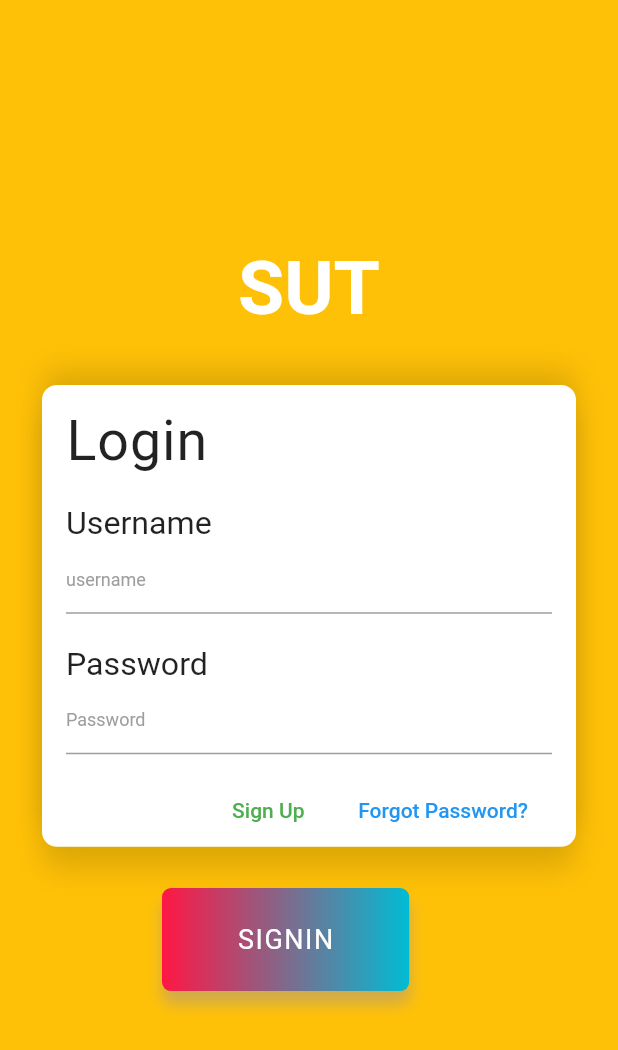
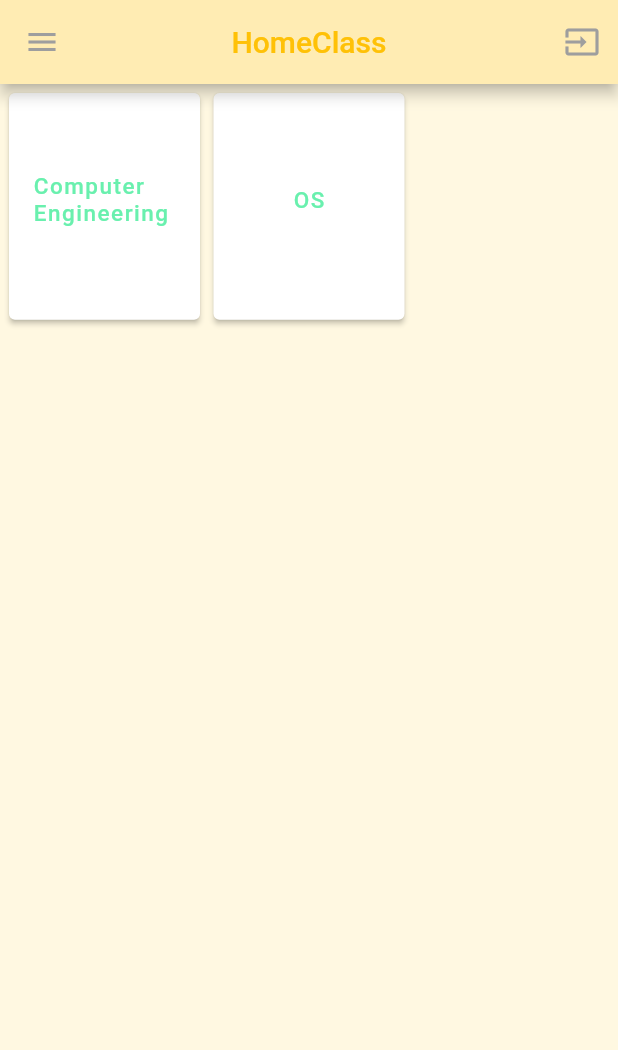
Before and after one commit to theerapol2018/flutter-project1, a Flutter app: the screen it shows after launch, after a tap on "SIGNIN", on a phone screen of 412 x 824 dp. Shown: the top 1050 px of the screen. Run offline on Flutter 3.47's test engine with Material 2 defaults, Android fonts, the phone set to English and light mode, and no system bars; our stand-ins replace flutter_screenutil; network calls fail; Roboto replaces fonts that are missing (Poppins-Bold, Poppins-Medium).

Commit message:
Add HomePage & Resetpassword Page

```diff
--- /dev/null
+++ b/project1/lib/ClassListView.dart
@@ -0,0 +1,59 @@
+import 'package:flutter/material.dart';
+import 'package:project1/main.dart';
+
+class ClassListView {
+
+
+  Card getStructuredGridCell(name,image){
+    return Card(
+      elevation: 1.5,
+      child: Column(
+        crossAxisAlignment: CrossAxisAlignment.stretch,
+        mainAxisSize: MainAxisSize.min,
+        verticalDirection: VerticalDirection.down,
+        children: <Widget>[
+          // Image(image: AssetImage('data_repo/img/' + image)),
+          //   Center(
+          //     child: Text(name),
+          //   )
+          // Text(name),
+          ButtonTheme(
+            minWidth: 200.0,
+            height: 143.0,
+            child: FlatButton(
+                child: Text(name,
+                  style: TextStyle(
+                    color: Colors.greenAccent,
+                    fontFamily: "Poppins-Medium",
+                    fontSize: 15,
+                    letterSpacing: 1.0
+
+                  ),
+                ),
+                onPressed:(){   },
+            ),
+          ),
+        ],
+      ),
+    );
+  }
+
+ GridView build() {
+    return GridView.count(
+      primary: true,
+      padding: const EdgeInsets.all(2.0),
+      crossAxisCount: 3,
+      childAspectRatio: 0.85,
+      mainAxisSpacing: 1.0,
+      crossAxisSpacing: 1.0,
+      children: <Widget>[
+        getStructuredGridCell("Computer Engineering", " "),
+        getStructuredGridCell("OS", "social/twitter.png"),
+        // getStructuredGridCell("Instagram", "social/instagram.png"),
+        // getStructuredGridCell("Linkedin", "social/linkedin.png"),
+        // getStructuredGridCell("Google Plus", "social/google_plus.png"),
+        // getStructuredGridCell("Launcher Icon", "ic_launcher.png"),
+      ],
+    );
+  }
+}
--- a/project1/lib/FormLogin.dart
+++ b/project1/lib/FormLogin.dart
@@ -43,8 +43,16 @@ class FormLogin extends StatelessWidget {
                         fontSize: ScreenUtil.getInstance().setSp(26))),
                 TextField(
                   decoration: InputDecoration(
+                    border: OutlineInputBorder(borderRadius: const BorderRadius.all(Radius.circular(20.0))
+                                                        , borderSide: BorderSide(color: Colors.amber,),
+                            ),
+                    focusedBorder:OutlineInputBorder(
+                                            borderSide: const BorderSide(color: Colors.teal, width: 2.0),
+                                            borderRadius: BorderRadius.circular(20.0),
+                              ),
                       hintText: "username",
                       hintStyle: TextStyle(color: Colors.grey, fontSize: 12.0)),
+
                 ),
                 SizedBox(
                   height: ScreenUtil.getInstance().setHeight(30),
@@ -56,6 +64,13 @@ class FormLogin extends StatelessWidget {
                 TextField(
                   obscureText: true,
                   decoration: InputDecoration(
+                    border: OutlineInputBorder(borderRadius: const BorderRadius.all(Radius.circular(20.0))
+                                                        , borderSide: BorderSide(color: Colors.amber,),
+                            ),
+                    focusedBorder:OutlineInputBorder(
+                                            borderSide: const BorderSide(color: Colors.teal, width: 2.0),
+                                            borderRadius: BorderRadius.circular(20.0),
+                              ),
                       hintText: "Password",
                       hintStyle: TextStyle(color: Colors.grey, fontSize: 12.0)),
                 ),
--- /dev/null
+++ b/project1/lib/HomeClass.dart
@@ -0,0 +1,156 @@
+import 'dart:io';
+import 'package:flutter/material.dart';
+import 'package:project1/main.dart';
+import 'ClassListView.dart';
+import 'package:flutter_screenutil/flutter_screenutil.dart';
+
+
+
+
+class HomeClass extends StatelessWidget{
+  static const String routeName = "/homeclass";
+  final ClassListView classListView =  ClassListView();
+
+
+
+
+  @override
+  Widget build(BuildContext context){
+
+    return Scaffold(
+      appBar: AppBar(
+        centerTitle: true,
+        title: Text('HomeClass',
+                    style: TextStyle(
+                      color: Colors.amber
+                    ),
+                  ),
+        backgroundColor: Colors.amber[numColor2],
+        iconTheme: new IconThemeData(color: Colors.grey),
+       actions: <Widget>[
+        IconButton(icon: Icon(Icons.input),
+                    onPressed: () {
+                      showDialog(
+                        context: context,
+                        builder: (_) => new AlertDialog(
+                            title: new Text("Enter Code "),
+                            content: Container(
+                                height: 180.0,
+                                child: Column(
+                                  children: <Widget>[
+                                    TextField(
+                                            obscureText: true,
+                                            decoration: InputDecoration(
+                                              border: OutlineInputBorder(borderRadius: const BorderRadius.all(Radius.circular(20.0))
+                                                                                  , borderSide: BorderSide(color: Colors.amber,),
+                                                      ),
+                                              focusedBorder:OutlineInputBorder(
+                                                                      borderSide: const BorderSide(color: Colors.teal, width: 2.0),
+                                                                      borderRadius: BorderRadius.circular(20.0),
+                                                        ),
+                                                hintText: "Code",
+                                                hintStyle: TextStyle(color: Colors.grey, fontSize: 12.0)),
+                                      ),
+                                      SizedBox(height: ScreenUtil.getInstance().setHeight(30),),
+                                      RaisedButton(
+                                        onPressed: (){ Navigator.pop(context); },
+                                        shape: new RoundedRectangleBorder(borderRadius: new BorderRadius.circular(20.0)),
+                                        padding: const EdgeInsets.all(0.0),
+                                        child: Container(
+                                          decoration: const BoxDecoration(
+                                            gradient: LinearGradient(
+                                              colors: <Color>[
+                                                Colors.lightBlueAccent,
+                                                Colors.tealAccent,
+                                                // Colors.lightGreenAccent,
+                                              ],
+                                            ),
+                                            borderRadius: BorderRadius.all(Radius.circular(20.0)),
+                                          ),
+                                          padding: const EdgeInsets.all(10.0),
+                                          child: const Text(
+                                            '  Enter  ',
+                                            style: TextStyle(fontSize: 20,color: Colors.white),
+                                          ),
+                                          )
+                                    ),
+
+                                  ],
+
+                                ),
+                            ),
+
+
+                      )
+    );
+                    }
+        ),
+
+      ],
+
+      ),
+      drawer: Drawer(
+
+        child: Container(
+
+          color: Colors.amber[numColor1],
+          child: ListView(
+                    // Important: Remove any padding from the ListView.
+            padding: EdgeInsets.zero,
+            children: <Widget>[
+              DrawerHeader(
+
+                child: Container(
+                  width: 30.0,
+                  height: 30.0,
+                  child: Padding(
+                    padding: EdgeInsets.all(30),
+                    child: CircleAvatar(
+                      backgroundImage: NetworkImage(''),
+                      minRadius: 90,
+                      maxRadius: 180,
+                      child: Text("My Profile",
+                                 style: TextStyle(
+                                   color: Colors.white70
+                                 ),
+                      ),
+                      backgroundColor: Colors.greenAccent,
+                    ),
+                  ),
+                ),
+                decoration: BoxDecoration(
+                  color: Colors.amber[numColor2],
+                ),
+              ),
+
+              ListTile(
+                leading: Icon(Icons.info),
+                title: Text('Student Information'),
+
+                onTap: () {
+                  Navigator.pop(context);
+                },
+              ),
+              ListTile(
+                leading: Icon(Icons.exit_to_app),
+                title: Text('LogOut'),
+                onTap: () {  Navigator.of(context).pushNamed("/" + login); },
+              ),
+              ListTile(
+                leading: Icon(Icons.close),
+                title: Text("close"),
+                onTap: (){exit(0);},
+              )
+              ],
+            ),
+          ),
+        ),
+
+
+      // Grid Layout
+      body: classListView.build(),
+      backgroundColor: Colors.amber[numColor1],
+
+    );
+  }
+}
--- a/project1/lib/Login.dart
+++ b/project1/lib/Login.dart
@@ -8,6 +8,7 @@ import 'package:flutter/services.dart';
 
 
 class Login extends StatelessWidget{
+  static const String routeName = "/login";
   @override
   Widget build(BuildContext context){
     ScreenUtil.instance = ScreenUtil.getInstance()..init(context);
@@ -73,14 +74,15 @@ class Login extends StatelessWidget{
                             child: Material(
                               color: Colors.transparent,
                               child: InkWell(
-                                onTap: () {},
+                                onTap: () { Navigator.of(context).pushNamed("/" + homeclass); },
                                 child: Center(
                                   child: Text("SIGNIN",
-                                      style: TextStyle(
-                                          color: Colors.white,
-                                          fontFamily: "Poppins-Bold",
-                                          fontSize: 18,
-                                          letterSpacing: 1.0)),
+                                          style: TextStyle(
+                                              color: Colors.white,
+                                              fontFamily: "Poppins-Bold",
+                                              fontSize: 18,
+                                              letterSpacing: 1.0)
+                                    ),
                                 ),
                               ),
                             ),
--- a/project1/lib/main.dart
+++ b/project1/lib/main.dart
@@ -1,12 +1,17 @@
 import 'package:flutter/material.dart';
 import 'package:project1/ForgotPW.dart';
+import 'package:project1/HomeClass.dart';
 import 'package:project1/SignUp.dart';
+import 'package:project1/newq.dart';
 import 'Login.dart';
 
 void main() => runApp(MyApp());
 String signup = "signup";
 String forgetpw = "forgetpw";
-int numColor = 500;
+String homeclass = "homeclass";
+String login = "login";
+String nnn = "nnn";
+int numColor = 500, numColor1 = 50, numColor2 = 100;
 
 class MyApp extends StatelessWidget {
 
@@ -20,6 +25,9 @@ class MyApp extends StatelessWidget {
       // Set named routes
       SignUp.routeName: (BuildContext context) => SignUp(),
       ForgetPW.routeName: (BuildContext context) => ForgetPW(),
+      HomeClass.routeName:(BuildContext context) => HomeClass(),
+      Login.routeName:(BuildContext context) => Login(),
+      Newq.routeName:(BuildContext context) => Newq(),
       },
     );
   }
```
Also changed, not shown: project1/lib/ForgotPW.dart (+90 -0 lines), project1/lib/SignUp.dart (+8 -8 lines), project1/lib/newq.dart (added, +21 -0 lines), project1/pubspec.yaml (+7 -3 lines).
